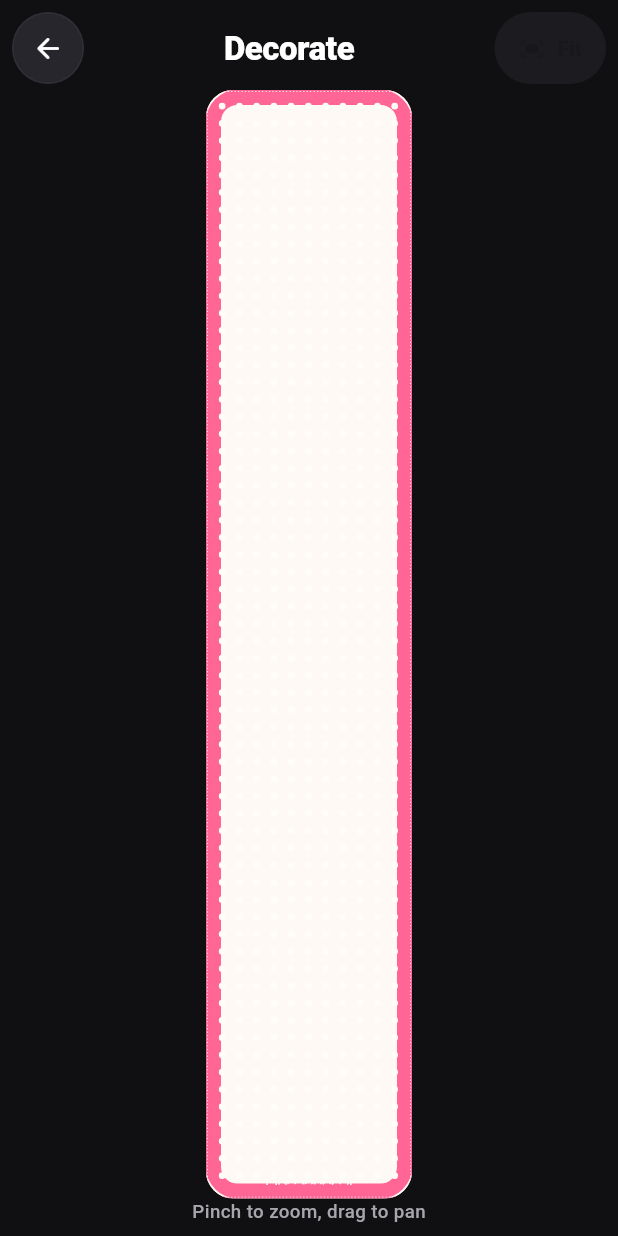
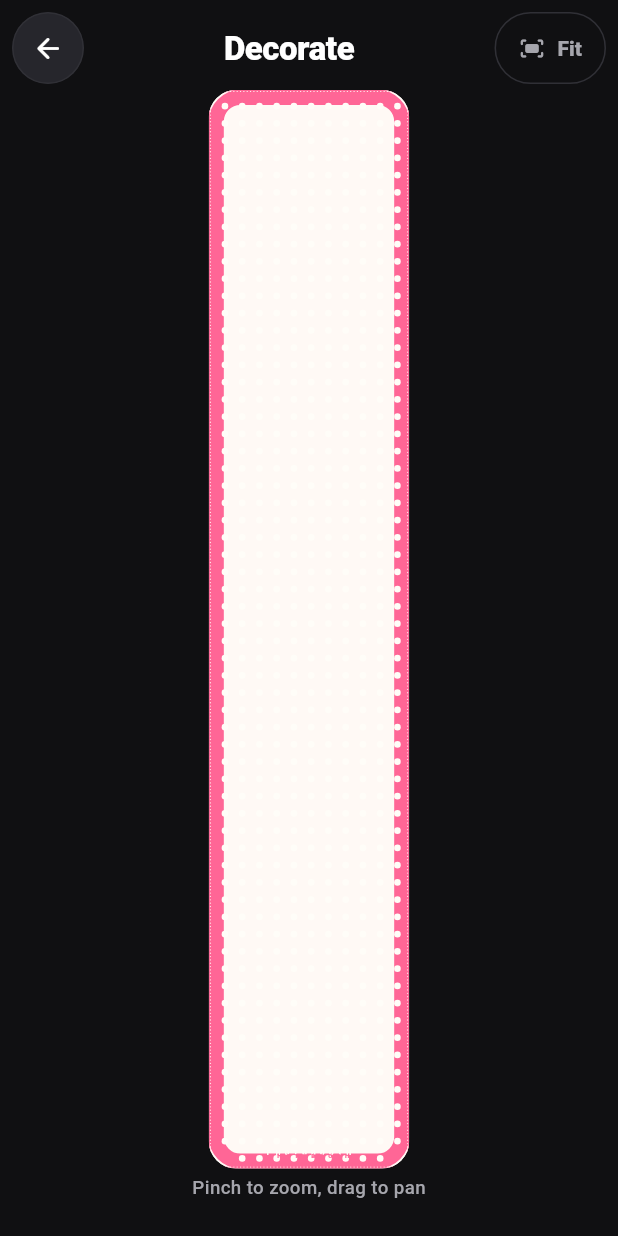
Before and after one commit to winkhantnyimdy-art/PhotoBooth, a Flutter app: the DecorateScreen screen opened directly with empty values, after a tap on the "zoom out map" icon, on a phone screen of 412 x 824 dp. Run offline on Flutter 3.47's test engine with Material 3 defaults, Android fonts, the phone set to English and light mode, and no system bars; our stand-ins replace audioplayers, camera, share_plus, shared_preferences, web; missing offline and left inert: dart:js_interop, gal, idb_shim; accounts and stored records are empty.

Commit message:
Checkpoint 4 polish: contrast, album strip thumbnails, inspection spacing

```diff
--- a/lib/features/album/album_record.dart
+++ b/lib/features/album/album_record.dart
@@ -156,7 +156,11 @@ class AlbumRecord {
   /// Whether a stored decoration map contains the fields [DecorationState]
   /// requires to be reconstructed.
   static bool _hasRequiredDecorationFields(Map<Object?, Object?> decoration) {
-    for (final String field in const <String>['layout', 'background', 'style']) {
+    for (final String field in const <String>[
+      'layout',
+      'background',
+      'style',
+    ]) {
       if (decoration[field] is! String) return false;
     }
     return true;
@@ -202,7 +206,17 @@ class AlbumSummary {
 
   bool get isDamaged => missingPhotos > 0;
 
-  String get displayName => name ?? 'Session ${AlbumSession.formatDate(createdAt)}';
+  /// Best-effort reconstruction of the stored layout. Unknown names fall back
+  /// to the default 4 CUT layout so the grid can still size the thumbnail.
+  PhotoLayout get layout {
+    for (final PhotoLayout candidate in PhotoLayout.values) {
+      if (candidate.name == layoutName) return candidate;
+    }
+    return PhotoLayout.grid4;
+  }
+
+  String get displayName =>
+      name ?? 'Session ${AlbumSession.formatDate(createdAt)}';
 }
 
 /// Short label for a stored layout name.
@@ -230,8 +244,7 @@ AlbumRecord albumRecordFromSession(
     layoutName: session.layout.name,
     decoration: decorationStateToJson(session.decorationState),
     photoKeys: <String>[
-      for (int i = 0; i < session.photoBytes.length; i++)
-        '${session.id}/$i',
+      for (int i = 0; i < session.photoBytes.length; i++) '${session.id}/$i',
     ],
     thumbnail: thumbnail,
     name: session.name,
--- a/lib/shared/strip_inspector.dart
+++ b/lib/shared/strip_inspector.dart
@@ -1,6 +1,7 @@
 import 'package:flutter/material.dart';
 
 import '../../core/theme/app_colors.dart';
+import '../../core/theme/app_radius.dart';
 import '../../core/theme/app_spacing.dart';
 import '../../core/theme/app_typography.dart';
 import 'minimal_dark.dart';
@@ -118,9 +119,31 @@ class _StripInspectorState extends State<StripInspector> {
                           : null,
                       icon: const Icon(Icons.fit_screen_rounded, size: 18),
                       label: const Text('Fit'),
-                      style: TextButton.styleFrom(
-                        foregroundColor: AppColors.onDark,
-                        backgroundColor: AppColors.darkSurface,
+                      style: ButtonStyle(
+                        foregroundColor: WidgetStateProperty.resolveWith<Color>(
+                          (Set<WidgetState> states) =>
+                              states.contains(WidgetState.disabled)
+                              ? AppColors.darkMuted
+                              : AppColors.onDark,
+                        ),
+                        backgroundColor: WidgetStateProperty.resolveWith<Color>(
+                          (Set<WidgetState> states) =>
+                              states.contains(WidgetState.disabled)
+                              ? Colors.transparent
+                              : AppColors.darkElevated,
+                        ),
+                        side: const WidgetStatePropertyAll<BorderSide>(
+                          BorderSide(color: AppColors.darkLine),
+                        ),
+                        shape: WidgetStatePropertyAll<OutlinedBorder>(
+                          RoundedRectangleBorder(borderRadius: R.pillRadius),
+                        ),
+                        padding: const WidgetStatePropertyAll<EdgeInsets>(
+                          EdgeInsets.symmetric(
+                            horizontal: S.md,
+                            vertical: S.xs,
+                          ),
+                        ),
                       ),
                     ),
                   ),
@@ -148,7 +171,7 @@ class _StripInspectorState extends State<StripInspector> {
               ),
             ),
             Padding(
-              padding: const EdgeInsets.only(bottom: S.sm),
+              padding: const EdgeInsets.fromLTRB(S.md, S.xs, S.md, S.lg),
               child: Text(
                 'Pinch to zoom, drag to pan',
                 style: AppText.caption.copyWith(color: AppColors.darkMuted),
```
Also changed, not shown: lib/features/album/album_builder.dart (+14 -6 lines), lib/features/album/album_screen.dart (+29 -24 lines), lib/features/export/export_screen.dart (+19 -12 lines), 7 other files. Lines whose indentation alone changed are shown as unchanged.
